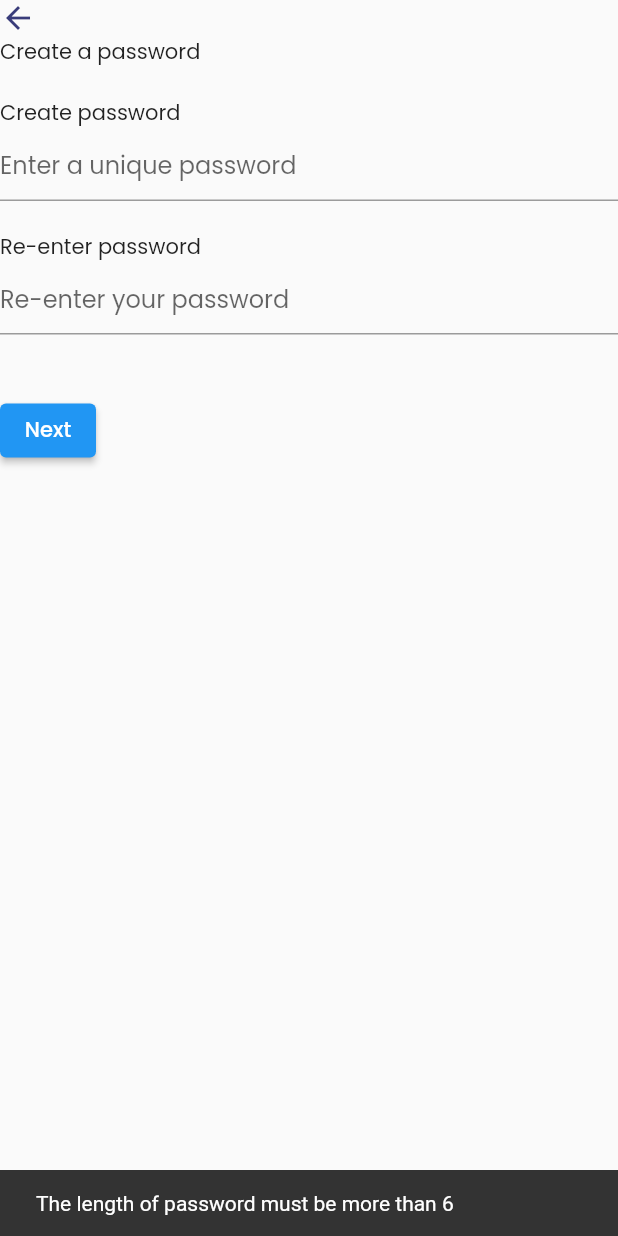
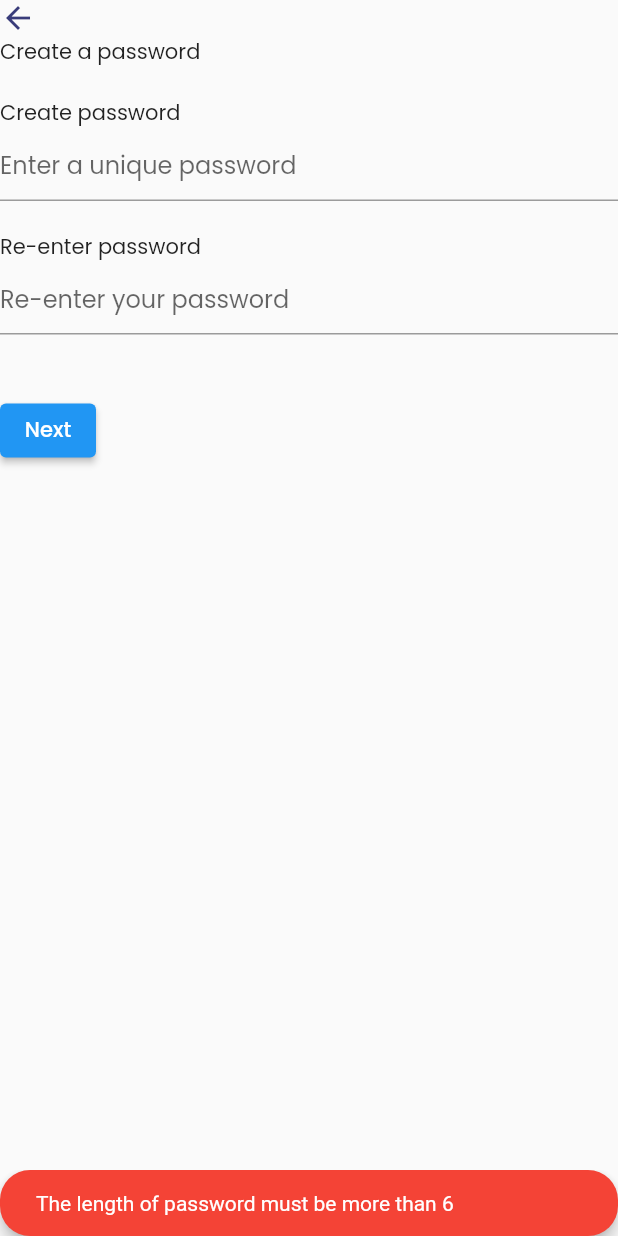
Before and after one commit to MJdugule/mind_pal, a Flutter app: the SignupPasswordScreen screen opened directly, after a tap on "Next", on a phone screen of 412 x 824 dp. Run offline on Flutter 3.47's test engine with Material 2 defaults, Android fonts, the light colour scheme and no system bars; our stand-ins replace google_fonts, shared_preferences, smooth_page_indicator; accounts and stored records are empty.

Commit message:
snackBar designed

```diff
--- a/lib/screens/authentication/signup_password.dart
+++ b/lib/screens/authentication/signup_password.dart
@@ -73,15 +73,14 @@ class _SignupPasswordScreenState extends State<SignupPasswordScreen> {
                           var body = jsonDecode(res.body);
 
                           if (res.statusCode == 200) {
-                            print('This is when the code is 200')
                             Navigator.pushReplacement(
                                 context,
                                 MaterialPageRoute(
                                     builder: (context) => const HomeScreen()));
                           } else {
                             ScaffoldMessenger.of(context).showSnackBar(
-                               SnackBar(
-                                content:const Text(
+                              SnackBar(
+                                content: const Text(
                                     'Oh something went wrong\nPls check your connection and try again'),
                                 shape: RoundedRectangleBorder(
                                   borderRadius: BorderRadius.circular(20),
@@ -93,16 +92,26 @@ class _SignupPasswordScreenState extends State<SignupPasswordScreen> {
                           }
                         } else {
                           ScaffoldMessenger.of(context).showSnackBar(
-                            const SnackBar(
-                              content: Text(
+                            SnackBar(
+                              content: const Text(
                                   'The length of password must be more than 6'),
+                              shape: RoundedRectangleBorder(
+                                borderRadius: BorderRadius.circular(20),
+                              ),
+                              elevation: 4,
+                              backgroundColor: Colors.red,
                             ),
                           );
                         }
                       } else {
                         ScaffoldMessenger.of(context).showSnackBar(
-                          const SnackBar(
-                            content: Text('Password do not match'),
+                          SnackBar(
+                            content: const Text('Password do not match'),
+                            shape: RoundedRectangleBorder(
+                              borderRadius: BorderRadius.circular(20),
+                            ),
+                            elevation: 4,
+                            backgroundColor: Colors.red,
                           ),
                         );
                       }
```
